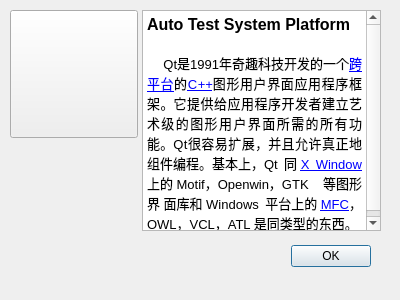
Above: aboutdialog.ui from KoreyChen/AutoTestSystemPlatform before the change. Below: the same form after it.
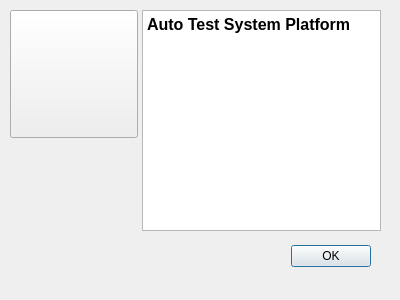
That is the form after the change. Icons and pictures are not drawn.

Patch:
```diff
--- a/aboutdialog.ui
+++ b/aboutdialog.ui
@@ -64,7 +64,7 @@
 &lt;/style&gt;&lt;/head&gt;&lt;body style=&quot; font-family:'SimSun'; font-size:9pt; font-weight:400; font-style:normal;&quot;&gt;
 &lt;p style=&quot; margin-top:0px; margin-bottom:0px; margin-left:0px; margin-right:0px; -qt-block-indent:0; text-indent:0px;&quot;&gt;&lt;span style=&quot; font-size:12pt; font-weight:600;&quot;&gt;Auto Test System Platform&lt;/span&gt;&lt;/p&gt;
 &lt;p style=&quot;-qt-paragraph-type:empty; margin-top:0px; margin-bottom:0px; margin-left:0px; margin-right:0px; -qt-block-indent:0; text-indent:0px; font-size:12pt; font-weight:600;&quot;&gt;&lt;br /&gt;&lt;/p&gt;
-&lt;p align=&quot;justify&quot; style=&quot; margin-top:0px; margin-bottom:0px; margin-left:0px; margin-right:0px; -qt-block-indent:0; text-indent:0px;&quot;&gt;&lt;span style=&quot; font-size:10pt;&quot;&gt;  Qt是1991年奇趣科技开发的一个&lt;/span&gt;&lt;a href=&quot;http://baike.baidu.com/view/469855.htm&quot;&gt;&lt;span style=&quot; font-size:10pt; text-decoration: underline; color:#0000ff;&quot;&gt;跨平台&lt;/span&gt;&lt;/a&gt;&lt;span style=&quot; font-size:10pt;&quot;&gt;的&lt;/span&gt;&lt;a href=&quot;http://baike.baidu.com/view/824.htm&quot;&gt;&lt;span style=&quot; font-size:10pt; text-decoration: underline; color:#0000ff;&quot;&gt;C++&lt;/span&gt;&lt;/a&gt;&lt;span style=&quot; font-size:10pt;&quot;&gt;图形用户界面应用程序框架。它提供给应用程序开发者建立艺术级的图形用户界面所需的所有功能。Qt很容易扩展，并且允许真正地组件编程。基本上，Qt 同 &lt;/span&gt;&lt;a href=&quot;http://baike.baidu.com/view/398752.htm&quot;&gt;&lt;span style=&quot; font-size:10pt; text-decoration: underline; color:#0000ff;&quot;&gt;X Window&lt;/span&gt;&lt;/a&gt;&lt;span style=&quot; font-size:10pt;&quot;&gt; 上的 Motif，Openwin，GTK 等图形界 面库和 Windows 平台上的 &lt;/span&gt;&lt;a href=&quot;http://baike.baidu.com/subview/10918/5039469.htm&quot;&gt;&lt;span style=&quot; font-size:10pt; text-decoration: underline; color:#0000ff;&quot;&gt;MFC&lt;/span&gt;&lt;/a&gt;&lt;span style=&quot; font-size:10pt;&quot;&gt;，OWL，VCL，ATL 是同类型的东西。&lt;/span&gt;&lt;/p&gt;&lt;/body&gt;&lt;/html&gt;</string>
+&lt;p align=&quot;justify&quot; style=&quot; margin-top:0px; margin-bottom:0px; margin-left:0px; margin-right:0px; -qt-block-indent:0; text-indent:0px;&quot;&gt;&lt;span style=&quot; font-size:10pt;&quot;&gt;  &lt;/span&gt;&lt;/p&gt;&lt;/body&gt;&lt;/html&gt;</string>
    </property>
   </widget>
   <widget class="QPushButton" name="pushButton">
```
